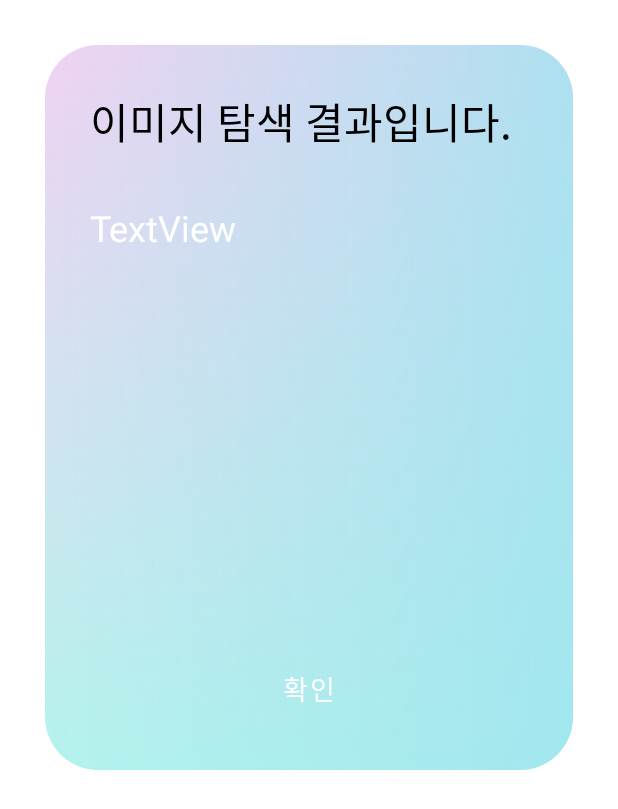
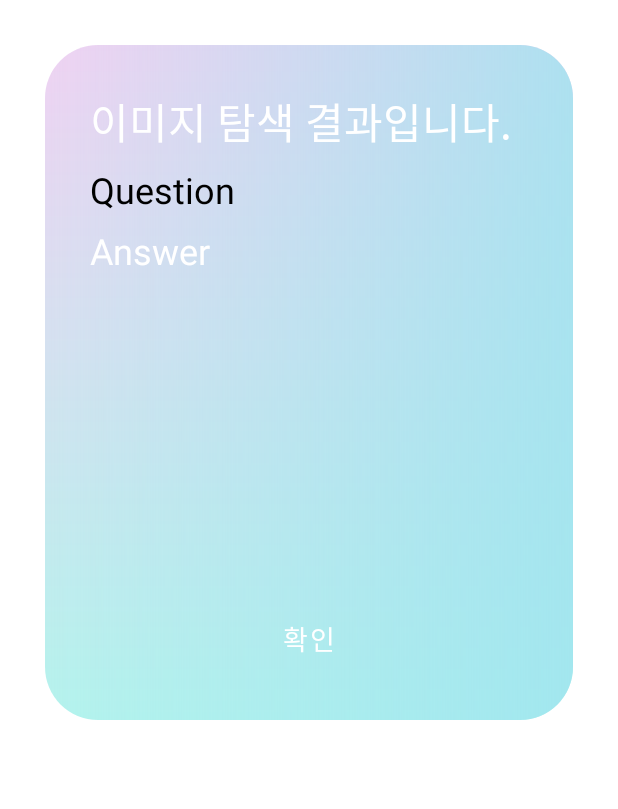
Before and after one commit to A-eye-project/A-eye, an Android app: the layout result_alertdialog.xml on its own in the app's theme, with its tools: preview values and no code run, on a phone screen of 412 x 824 dp. Shown: the top 809 px of the screen. Run offline under Robolectric (Android 15) with nearby library versions, the phone set to English and light mode, and no system bars.

Commit message:
Result Dialog 변경
질문 내용 또한 뜨게 변경 및 색감 조절

```diff
--- a/A_eye/app/src/main/res/layout/result_alertdialog.xml
+++ b/A_eye/app/src/main/res/layout/result_alertdialog.xml
@@ -19,20 +19,36 @@
             android:layout_width="match_parent"
             android:layout_height="wrap_content"
             android:text="@string/alert_result_title"
-            android:textColor="@color/black"
+            android:textColor="@color/white"
             android:textSize="28dp"/>
 
         <ScrollView
             android:layout_width="match_parent"
             android:layout_height="300dp">
 
+            <LinearLayout
+                android:layout_width="match_parent"
+                android:layout_height="wrap_content"
+                android:orientation="vertical">
+
                 <TextView
-                    android:id="@+id/result_text"
+                    android:id="@+id/result_Q"
                     android:layout_width="match_parent"
                     android:layout_height="wrap_content"
-                    android:text="TextView"
+                    android:text="Question"
+                    android:textColor="@color/black"
+                    android:textSize="24dp"
+                    android:paddingTop="8dp"
+                    android:paddingBottom="8dp"/>
+
+                <TextView
+                    android:id="@+id/result_A"
+                    android:layout_width="match_parent"
+                    android:layout_height="wrap_content"
+                    android:text="Answer"
                     android:textColor="@color/white"
                     android:textSize="24dp" />
+            </LinearLayout>
         </ScrollView>
 
         <Button
--- a/A_eye/app/src/main/res/values/strings.xml
+++ b/A_eye/app/src/main/res/values/strings.xml
@@ -1,9 +1,9 @@
 <resources>
-    <string name="app_name">A_eye</string>
+    <string name="app_name">A EYE</string>
     <string name="request_permission">This sample needs camera permission.</string>
     <string name="camera_error">This device doesn\'t support Camera2 API.</string>
     <string name="alert_loading_dialog">화면을 인식하고 있습니다.</string>
-    <string name="alert_result_title">이미지 탐색 결과입니다.\n</string>
+    <string name="alert_result_title">이미지 탐색 결과입니다.</string>
     <string name="alert_result_button">확인</string>
     <string name="app_title">A EYE</string>
     <string name="app_sub_title">귀로 여는 세상의 창</string>
```
Also changed, not shown: A_eye/app/src/main/java/com/example/a_eye/Camera/Camera_Fragment.java (+4 -4 lines), A_eye/app/src/main/java/com/example/a_eye/Support/Set_Dialog.java (+7 -4 lines).
